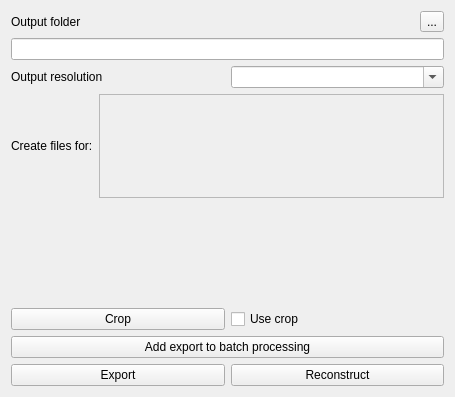
Above: iVS3D/src/iVS3D-core/view/exportwidget.ui from iVS3D/iVS3D before the change. Below: the same form after it.
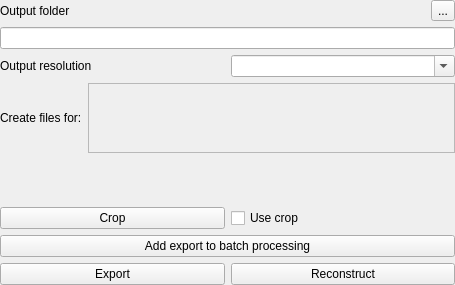
That is the form after the change.

Diff of the .ui file:
```diff
--- a/iVS3D/src/iVS3D-core/view/exportwidget.ui
+++ b/iVS3D/src/iVS3D-core/view/exportwidget.ui
@@ -7,7 +7,7 @@
     <x>0</x>
     <y>0</y>
     <width>455</width>
-    <height>397</height>
+    <height>285</height>
    </rect>
   </property>
   <property name="sizePolicy">
@@ -26,6 +26,21 @@
    <string>Form</string>
   </property>
   <layout class="QVBoxLayout" name="verticalLayout">
+   <property name="sizeConstraint">
+    <enum>QLayout::SetDefaultConstraint</enum>
+   </property>
+   <property name="leftMargin">
+    <number>0</number>
+   </property>
+   <property name="topMargin">
+    <number>0</number>
+   </property>
+   <property name="rightMargin">
+    <number>0</number>
+   </property>
+   <property name="bottomMargin">
+    <number>0</number>
+   </property>
    <item>
     <layout class="QHBoxLayout" name="horizontalLayout_4">
      <item>
@@ -91,8 +106,8 @@
          <rect>
           <x>0</x>
           <y>0</y>
-          <width>351</width>
-          <height>93</height>
+          <width>354</width>
+          <height>65</height>
          </rect>
         </property>
         <layout class="QHBoxLayout" name="horizontalLayout_6">
```
